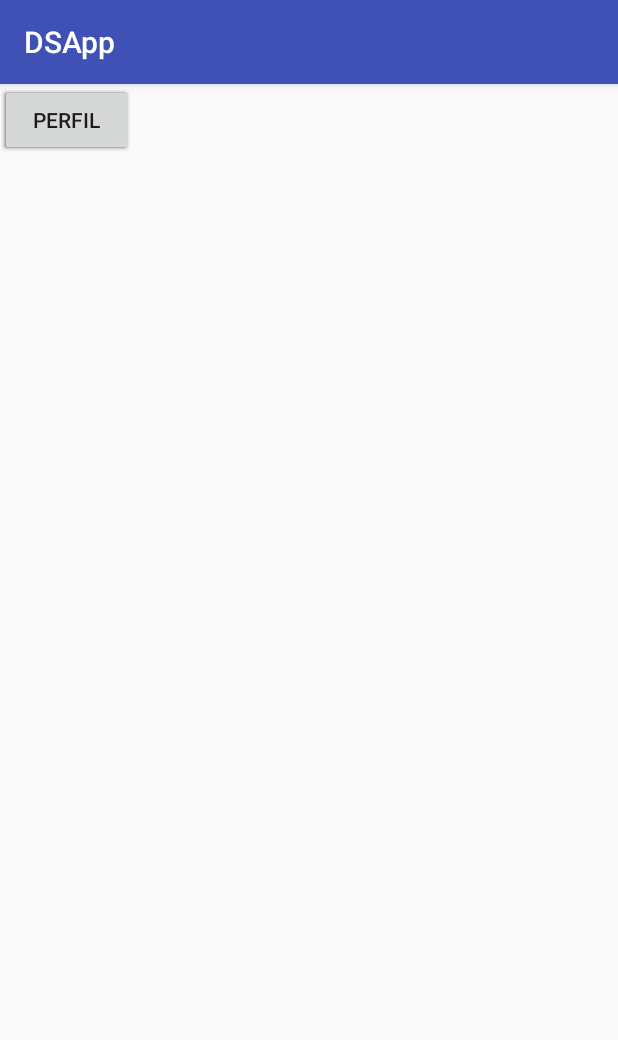
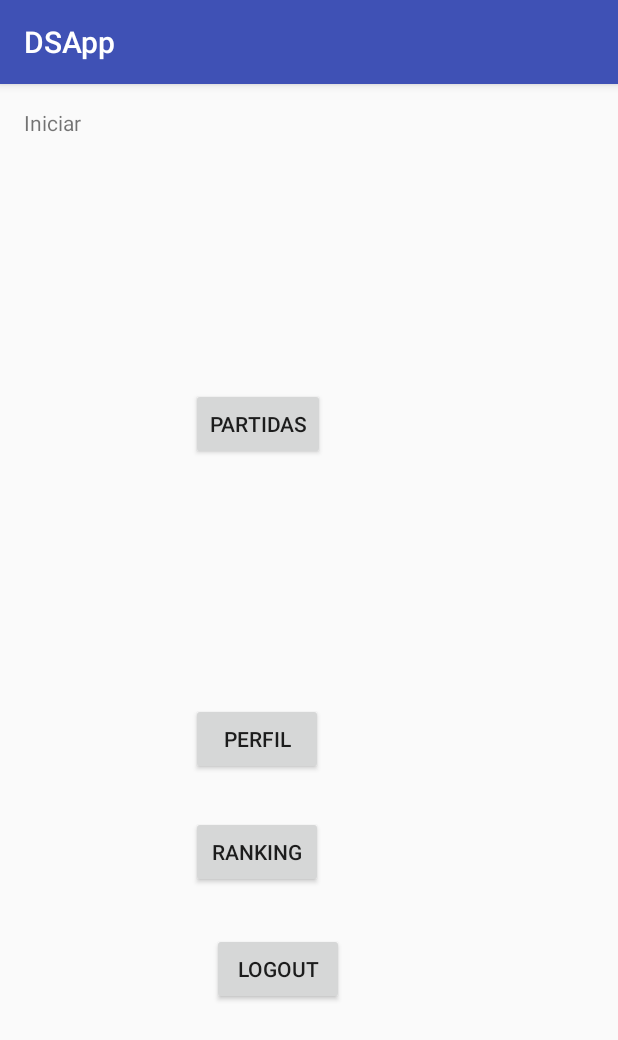
Before and after one commit to JaMateuC/DSA_Android, an Android app: the IniciarSesion screen opened directly, with no data from a screen before it, on a phone screen of 412 x 824 dp. Shown: the top 1040 px of the screen. Run offline under Robolectric (Android 15) with nearby library versions, the phone set to English and light mode, and no system bars; 2 statements that could not run were skipped.

Commit message:
1212123123

```diff
--- a/app/src/main/java/eetac/dsa/activity/IniciarSesion.java
+++ b/app/src/main/java/eetac/dsa/activity/IniciarSesion.java
@@ -1,11 +1,13 @@
 package eetac.dsa.activity;
 
 
+import android.content.Intent;
 import android.os.Bundle;
 import android.support.v7.app.AppCompatActivity;
 import android.view.View;
 import android.widget.Button;
 
+import eetac.dsa.Controlador.Usuario;
 import eetac.dsa.R;
 import eetac.dsa.model.UsuarioJSON;
 
@@ -28,6 +30,7 @@ public class IniciarSesion extends AppCompatActivity
 
         Bundle intentdata = getIntent().getExtras();
         key = intentdata.getInt("key");
+        user = (UsuarioJSON)intentdata.getSerializable("usuario");
 
         perfil = (Button) findViewById(R.id.Perfil);
         logout = (Button) findViewById(R.id.Logout);
@@ -36,11 +39,11 @@ public class IniciarSesion extends AppCompatActivity
         {
             @Override
             public void onClick(View view)
-            {/*
+            {
                 Intent intent= new Intent(view.getContext(), Perfil.class);
                 intent.putExtra("usuario", user);
                 startActivityForResult(intent, 2);
-                */
+
             }
         });
 
--- a/app/src/main/java/eetac/dsa/activity/Main.java
+++ b/app/src/main/java/eetac/dsa/activity/Main.java
@@ -13,6 +13,7 @@ import android.widget.CheckBox;
 import android.widget.EditText;
 import android.widget.Toast;
 
+import eetac.dsa.Controlador.Usuario;
 import eetac.dsa.R;
 import eetac.dsa.model.UsuarioJSON;
 import eetac.dsa.rest.APIservice;
@@ -134,6 +135,7 @@ public class Main extends AppCompatActivity
 
                     Intent intent = new Intent(Main.this, IniciarSesion.class);
                     intent.putExtra("key", key);
+                    intent.putExtra("usuario", usuario);
                     startActivityForResult(intent, 1);
                 }
                 else
--- a/app/src/main/res/layout/activity_iniciar_sesion.xml
+++ b/app/src/main/res/layout/activity_iniciar_sesion.xml
@@ -20,31 +20,52 @@
         android:id="@+id/Partidas"
         android:layout_width="wrap_content"
         android:layout_height="wrap_content"
+        android:layout_marginBottom="34dp"
+        android:layout_marginEnd="166dp"
+        android:layout_marginStart="127dp"
+        android:layout_marginTop="74dp"
         android:text="Partidas"
-        tools:layout_editor_absoluteX="127dp"
-        tools:layout_editor_absoluteY="151dp" />
+        app:layout_constraintBottom_toTopOf="@+id/Perfil"
+        app:layout_constraintEnd_toEndOf="parent"
+        app:layout_constraintHorizontal_bias="0.0"
+        app:layout_constraintStart_toStartOf="parent"
+        app:layout_constraintTop_toTopOf="parent" />
 
     <Button
         android:id="@+id/Ranking"
         android:layout_width="wrap_content"
         android:layout_height="wrap_content"
+        android:layout_marginBottom="30dp"
+        android:layout_marginEnd="169dp"
+        android:layout_marginStart="127dp"
         android:text="Ranking"
-        tools:layout_editor_absoluteX="127dp"
-        tools:layout_editor_absoluteY="231dp" />
+        app:layout_constraintBottom_toTopOf="@+id/Logout"
+        app:layout_constraintEnd_toEndOf="parent"
+        app:layout_constraintHorizontal_bias="0.0"
+        app:layout_constraintStart_toStartOf="parent" />
 
     <Button
         android:id="@+id/Logout"
         android:layout_width="wrap_content"
         android:layout_height="wrap_content"
+        android:layout_marginBottom="154dp"
+        android:layout_marginEnd="169dp"
+        android:layout_marginStart="127dp"
         android:text="Logout"
-        tools:layout_editor_absoluteX="127dp"
-        tools:layout_editor_absoluteY="309dp" />
+        app:layout_constraintBottom_toBottomOf="parent"
+        app:layout_constraintEnd_toEndOf="parent"
+        app:layout_constraintStart_toStartOf="parent" />
 
     <Button
         android:id="@+id/Perfil"
         android:layout_width="wrap_content"
         android:layout_height="wrap_content"
+        android:layout_marginBottom="27dp"
+        android:layout_marginEnd="169dp"
+        android:layout_marginStart="127dp"
         android:text="Perfil"
-        tools:layout_editor_absoluteX="127dp"
-        tools:layout_editor_absoluteY="69dp" />
+        app:layout_constraintBottom_toTopOf="@+id/Ranking"
+        app:layout_constraintEnd_toEndOf="parent"
+        app:layout_constraintHorizontal_bias="0.0"
+        app:layout_constraintStart_toStartOf="parent" />
 </android.support.constraint.ConstraintLayout>
--- a/app/src/main/res/layout/activity_perfil.xml
+++ b/app/src/main/res/layout/activity_perfil.xml
@@ -40,13 +40,13 @@
         android:id="@+id/Genero"
         android:layout_width="wrap_content"
         android:layout_height="wrap_content"
-        android:layout_marginBottom="216dp"
+        android:layout_marginBottom="49dp"
         android:layout_marginEnd="32dp"
         android:layout_marginStart="33dp"
         android:ems="10"
         android:inputType="textPersonName"
         android:text="Genero"
-        app:layout_constraintBottom_toBottomOf="parent"
+        app:layout_constraintBottom_toTopOf="@+id/llistamonstres"
         app:layout_constraintEnd_toStartOf="@+id/CambioG"
         app:layout_constraintStart_toStartOf="parent" />
 
@@ -76,22 +76,22 @@
         android:id="@+id/CambioG"
         android:layout_width="wrap_content"
         android:layout_height="wrap_content"
-        android:layout_marginBottom="214dp"
-        android:layout_marginEnd="16dp"
+        android:layout_marginEnd="24dp"
         android:text="Cambiar"
-        app:layout_constraintBottom_toBottomOf="parent"
-        app:layout_constraintEnd_toEndOf="parent" />
+        app:layout_constraintEnd_toEndOf="parent"
+        tools:layout_editor_absoluteY="281dp" />
 
     <ListView
         android:id="@+id/llistamonstres"
         android:layout_width="368dp"
         android:layout_height="120dp"
-        android:layout_marginBottom="46dp"
+        android:layout_marginBottom="19dp"
         android:layout_marginEnd="8dp"
         android:layout_marginStart="8dp"
         android:layout_marginTop="48dp"
         app:layout_constraintBottom_toBottomOf="parent"
         app:layout_constraintEnd_toEndOf="parent"
+        app:layout_constraintHorizontal_bias="1.0"
         app:layout_constraintStart_toStartOf="parent"
         app:layout_constraintTop_toBottomOf="@+id/CambioG" />
 </android.support.constraint.ConstraintLayout>
```
